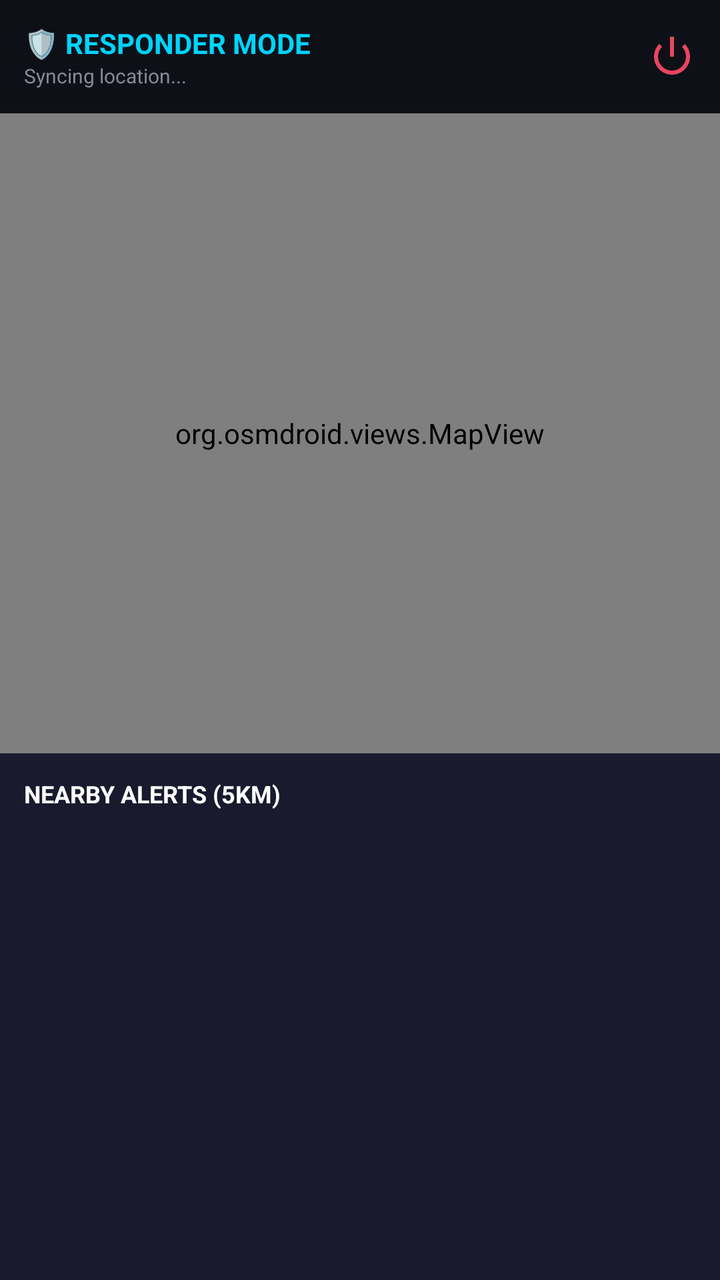
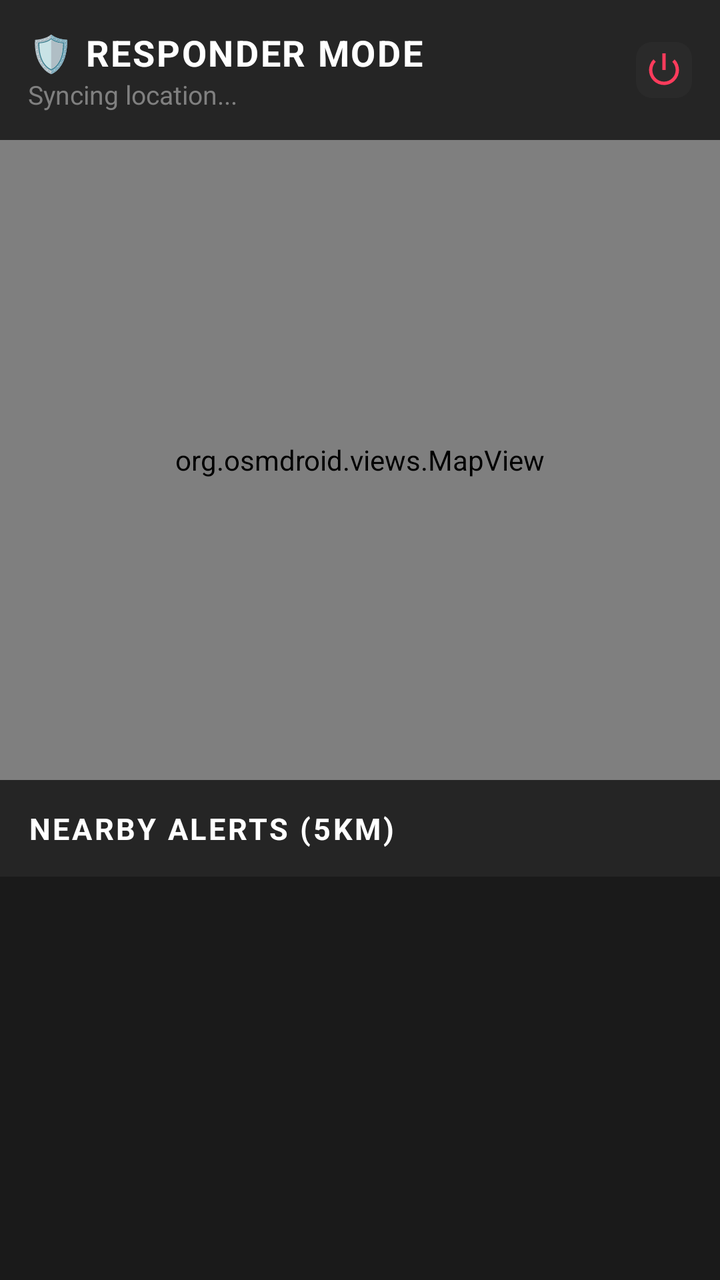

Compare the two renders of this Android layout. The source of the first and the diff that turns it into the second are given below.
<!-- AndroidManifest.xml: application theme Theme.Evac -->
<!-- res/layout/fragment_responder_dashboard.xml -->
<?xml version="1.0" encoding="utf-8"?>
<androidx.constraintlayout.widget.ConstraintLayout xmlns:android="http://schemas.android.com/apk/res/android"
    xmlns:app="http://schemas.android.com/apk/res-auto"
    android:layout_width="match_parent"
    android:layout_height="match_parent"
    android:background="#1a1a2e">

    
    <LinearLayout
        android:id="@+id/topBar"
        android:layout_width="match_parent"
        android:layout_height="wrap_content"
        android:background="#0D1117"
        android:orientation="horizontal"
        android:padding="12dp"
        app:layout_constraintTop_toTopOf="parent">

        <LinearLayout
            android:layout_width="0dp"
            android:layout_height="wrap_content"
            android:layout_weight="1"
            android:orientation="vertical">

            <TextView
                android:id="@+id/tvResponderIdentity"
                android:layout_width="wrap_content"
                android:layout_height="wrap_content"
                android:text="🛡️ RESPONDER MODE"
                android:textColor="#00D4FF"
                android:textSize="14sp"
                android:textStyle="bold" />

            <TextView
                android:id="@+id/tvSyncStatus"
                android:layout_width="wrap_content"
                android:layout_height="wrap_content"
                android:text="Syncing location..."
                android:textColor="#888899"
                android:textSize="10sp" />
        </LinearLayout>

        <ImageView
            android:id="@+id/btnLogout"
            android:layout_width="24dp"
            android:layout_height="24dp"
            android:layout_gravity="center_vertical"
            android:src="@android:drawable/ic_lock_power_off"
            app:tint="#E94560" />
    </LinearLayout>

    
    <org.osmdroid.views.MapView
        android:id="@+id/mapView"
        android:layout_width="match_parent"
        android:layout_height="0dp"
        app:layout_constraintHeight_percent="0.5"
        app:layout_constraintTop_toBottomOf="@id/topBar" />

    
    <TextView
        android:id="@+id/tvTaskHeader"
        android:layout_width="match_parent"
        android:layout_height="wrap_content"
        android:background="#1a1a2e"
        android:padding="12dp"
        android:text="NEARBY ALERTS (5KM)"
        android:textColor="#FFFFFF"
        android:textSize="12sp"
        android:textStyle="bold"
        app:layout_constraintTop_toBottomOf="@id/mapView" />

    
    <androidx.recyclerview.widget.RecyclerView
        android:id="@+id/rvTasks"
        android:layout_width="match_parent"
        android:layout_height="0dp"
        android:clipToPadding="false"
        android:paddingBottom="16dp"
        app:layout_constraintBottom_toBottomOf="parent"
        app:layout_constraintTop_toBottomOf="@id/tvTaskHeader" />

</androidx.constraintlayout.widget.ConstraintLayout>
<!-- resources referenced by this layout -->
<resources>
  <style name="Theme.Evac" parent="Theme.MaterialComponents.DayNight.NoActionBar">
          <item name="colorPrimary">@color/evac_accent</item>
          <item name="colorPrimaryDark">@color/evac_dark</item>
          <item name="colorAccent">@color/evac_accent</item>
          <item name="android:windowBackground">@color/evac_dark</item>
          <item name="android:statusBarColor">@color/evac_dark</item>
          <item name="android:navigationBarColor">@color/evac_dark</item>
      </style>
  <color name="evac_accent">#E94560</color>
  <color name="evac_dark">#1A1A2E</color>
</resources>

<!-- the commit's change to res/layout/fragment_responder_dashboard.xml (unified diff, before → after) -->
@@ -3,16 +3,17 @@
     xmlns:app="http://schemas.android.com/apk/res-auto"
     android:layout_width="match_parent"
     android:layout_height="match_parent"
-    android:background="#1a1a2e">
+    android:background="@drawable/bg_glass_surface">
 
     
     <LinearLayout
         android:id="@+id/topBar"
         android:layout_width="match_parent"
         android:layout_height="wrap_content"
-        android:background="#0D1117"
+        android:background="@drawable/bg_glass_bottom_nav"
         android:orientation="horizontal"
-        android:padding="12dp"
+        android:padding="14dp"
+        android:gravity="center_vertical"
         app:layout_constraintTop_toTopOf="parent">
 
         <LinearLayout
@@ -26,26 +27,29 @@
                 android:layout_width="wrap_content"
                 android:layout_height="wrap_content"
                 android:text="🛡️ RESPONDER MODE"
-                android:textColor="#00D4FF"
-                android:textSize="14sp"
-                android:textStyle="bold" />
+                android:textColor="@color/evac_accent"
+                android:textSize="@dimen/text_body"
+                android:textStyle="bold"
+                android:letterSpacing="0.05" />
 
             <TextView
                 android:id="@+id/tvSyncStatus"
                 android:layout_width="wrap_content"
                 android:layout_height="wrap_content"
                 android:text="Syncing location..."
-                android:textColor="#888899"
-                android:textSize="10sp" />
+                android:textColor="@color/text_tertiary"
+                android:textSize="@dimen/text_caption" />
         </LinearLayout>
 
         <ImageView
             android:id="@+id/btnLogout"
-            android:layout_width="24dp"
-            android:layout_height="24dp"
+            android:layout_width="28dp"
+            android:layout_height="28dp"
             android:layout_gravity="center_vertical"
             android:src="@android:drawable/ic_lock_power_off"
-            app:tint="#E94560" />
+            android:background="@drawable/bg_glass_status_badge"
+            android:padding="4dp"
+            app:tint="@color/error_red" />
     </LinearLayout>
 
     
@@ -61,12 +65,13 @@
         android:id="@+id/tvTaskHeader"
         android:layout_width="match_parent"
         android:layout_height="wrap_content"
-        android:background="#1a1a2e"
-        android:padding="12dp"
+        android:background="@drawable/bg_glass_bottom_nav"
+        android:padding="14dp"
         android:text="NEARBY ALERTS (5KM)"
-        android:textColor="#FFFFFF"
-        android:textSize="12sp"
+        android:textColor="@color/text_primary"
+        android:textSize="@dimen/text_small"
         android:textStyle="bold"
+        android:letterSpacing="0.08"
         app:layout_constraintTop_toBottomOf="@id/mapView" />
 
     
<!-- resource entries referenced after the edit -->
@@ -1,14 +1,64 @@
 <!-- resources referenced by this layout -->
 <resources>
+  <color name="error_red">#FF3B5C</color>
   <style name="Theme.Evac" parent="Theme.MaterialComponents.DayNight.NoActionBar">
+          
           <item name="colorPrimary">@color/evac_accent</item>
-          <item name="colorPrimaryDark">@color/evac_dark</item>
+          <item name="colorPrimaryDark">@color/evac_bg_deep</item>
           <item name="colorAccent">@color/evac_accent</item>
-          <item name="android:windowBackground">@color/evac_dark</item>
-          <item name="android:statusBarColor">@color/evac_dark</item>
-          <item name="android:navigationBarColor">@color/evac_dark</item>
+  
+          
+          <item name="android:colorBackground">@color/evac_bg_deep</item>
+          <item name="colorSurface">@color/evac_bg_primary</item>
+          <item name="colorOnSurface">@color/text_primary</item>
+  
+          
+          <item name="android:windowBackground">@color/evac_bg_deep</item>
+          <item name="android:statusBarColor">@color/evac_bg_deep</item>
+          <item name="android:navigationBarColor">@color/evac_bg_deep</item>
+  
+          
+          <item name="colorOnPrimary">@color/evac_bg_deep</item>
+  
+          
+          <item name="materialCardViewStyle">@style/GlassCard</item>
       </style>
-  <color name="evac_accent">#E94560</color>
-  <color name="evac_dark">#1A1A2E</color>
+  <color name="glass_surface_dark">#252525</color>
+  <color name="glass_overlay">#2A2A2A</color>
+  <color name="evac_bg_deep">#1A1A1A</color>
+  <color name="evac_bg_primary">#222222</color>
+  <style name="GlassCard" parent="Widget.MaterialComponents.CardView">
+          <item name="cardBackgroundColor">@color/glass_surface</item>
+          <item name="cardCornerRadius">@dimen/card_radius</item>
+          <item name="cardElevation">0dp</item>
+          <item name="strokeWidth">0dp</item>
+      </style>
+  <color name="glass_surface">#333333</color>
+  <dimen name="card_radius">20dp</dimen>
+  <color name="evac_accent">#FFFFFF</color>
+  <color name="text_primary">#FFFFFF</color>
+  <color name="text_tertiary">#808080</color>
+  <dimen name="text_body">18sp</dimen>
+  <dimen name="text_caption">13sp</dimen>
+  <dimen name="text_small">15sp</dimen>
+  <!-- drawable bg_glass_bottom_nav (drawable) -->
+  <?xml version="1.0" encoding="utf-8"?>
+  <shape xmlns:android="http://schemas.android.com/apk/res/android"
+      android:shape="rectangle">
+      <solid android:color="@color/glass_surface_dark" />
+  </shape>
+  <!-- drawable bg_glass_status_badge (drawable) -->
+  <?xml version="1.0" encoding="utf-8"?>
+  <shape xmlns:android="http://schemas.android.com/apk/res/android"
+      android:shape="rectangle">
+      <solid android:color="@color/glass_overlay" />
+      <corners android:radius="8dp" />
+  </shape>
+  <!-- drawable bg_glass_surface (drawable) -->
+  <?xml version="1.0" encoding="utf-8"?>
+  <shape xmlns:android="http://schemas.android.com/apk/res/android"
+      android:shape="rectangle">
+      <solid android:color="@color/evac_bg_deep" />
+  </shape>
 </resources>
 
